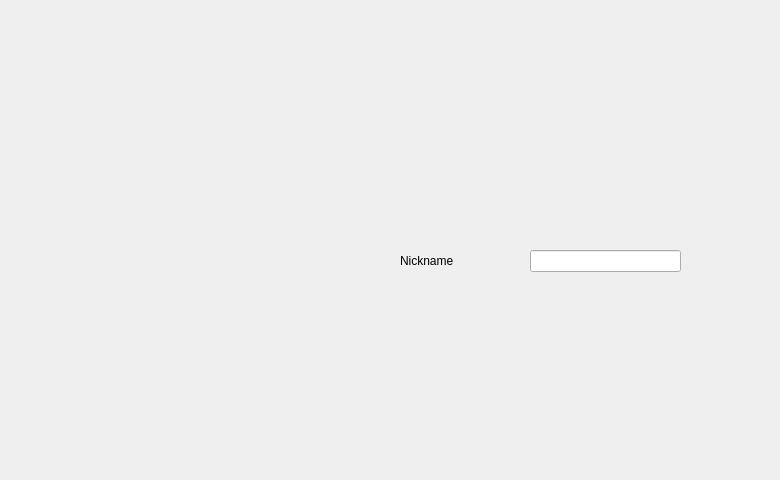
Qt form src/qt/forms/intficwindow.ui (slimcoin-project/Slimcoin) before a commit.
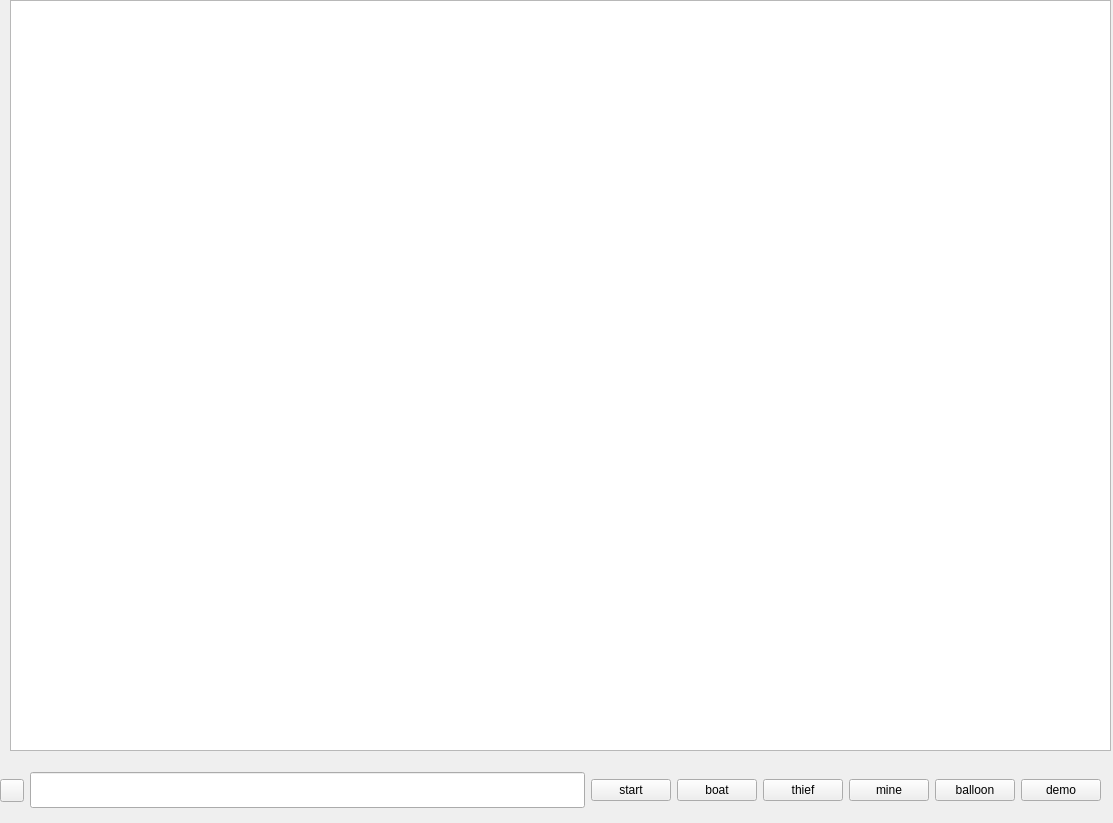
The same form after that commit. Icons and pictures are not drawn.

The edit to the form file:
```diff
--- a/src/qt/forms/intficwindow.ui
+++ b/src/qt/forms/intficwindow.ui
@@ -6,68 +6,165 @@
    <rect>
     <x>0</x>
     <y>0</y>
-    <width>780</width>
-    <height>480</height>
+    <width>1113</width>
+    <height>823</height>
    </rect>
   </property>
+  <property name="sizePolicy">
+   <sizepolicy hsizetype="Expanding" vsizetype="Expanding">
+    <horstretch>0</horstretch>
+    <verstretch>0</verstretch>
+   </sizepolicy>
+  </property>
+  <property name="font">
+   <font>
+    <pointsize>8</pointsize>
+   </font>
+  </property>
   <property name="windowTitle">
    <string>Intfic Window</string>
   </property>
+  <property name="styleSheet">
+   <string notr="true"/>
+  </property>
   <widget class="QWidget" name="intficmain">
-    <widget class="QWidget" name="layoutWidget">
-     <property name="geometry">
-      <rect>
-       <x>10</x>
-       <y>20</y>
-       <width>250</width>
-       <height>27</height>
-      </rect>
-     </property>
-     <layout class="QHBoxLayout" name="hide1">
-      <property name="spacing">
-       <number>7</number>
-      </property>
-      <item>
-       <spacer name="horizontalSpacer_4">
-        <property name="orientation">
-         <enum>Qt::Horizontal</enum>
-        </property>
-        <property name="sizeHint" stdset="0">
-         <size>
-          <width>40</width>
-          <height>20</height>
-         </size>
-        </property>
-       </spacer>
-      </item>
-     </layout>
-    </widget>
-    <widget class="QLineEdit" name="editPseudo">
-     <property name="geometry">
-      <rect>
-       <x>530</x>
-       <y>250</y>
-       <width>151</width>
-       <height>22</height>
-      </rect>
-     </property>
-     <property name="text">
-      <string/>
-     </property>
-    </widget>
-    <widget class="QLabel" name="label_5">
-     <property name="geometry">
-      <rect>
-       <x>400</x>
-       <y>250</y>
-       <width>82</width>
-       <height>21</height>
-      </rect>
-     </property>
-     <property name="text">
-      <string>Nickname</string>
-     </property>
-    </widget>
+   <property name="font">
+    <font>
+     <pointsize>9</pointsize>
+    </font>
+   </property>
+   <widget class="QWidget" name="verticalLayoutWidget">
+    <property name="geometry">
+     <rect>
+      <x>10</x>
+      <y>0</y>
+      <width>1101</width>
+      <height>751</height>
+     </rect>
+    </property>
+    <layout class="QVBoxLayout" name="verticalLayout">
+     <item>
+      <widget class="QTextBrowser" name="textBrowser">
+       <property name="font">
+        <font>
+         <family>Noto Mono</family>
+        </font>
+       </property>
+       <property name="acceptRichText">
+        <bool>false</bool>
+       </property>
+       <property name="textInteractionFlags">
+        <set>Qt::NoTextInteraction</set>
+       </property>
+       <property name="openLinks">
+        <bool>false</bool>
+       </property>
+      </widget>
+     </item>
+    </layout>
+   </widget>
+   <widget class="QWidget" name="horizontalLayoutWidget">
+    <property name="geometry">
+     <rect>
+      <x>0</x>
+      <y>760</y>
+      <width>1101</width>
+      <height>61</height>
+     </rect>
+    </property>
+    <layout class="QHBoxLayout" name="horizontalLayout">
+     <item>
+      <widget class="QToolButton" name="quitButton">
+       <property name="toolTip">
+        <string>Close window</string>
+       </property>
+       <property name="text">
+        <string/>
+       </property>
+       <property name="icon">
+        <iconset resource="../bitcoin.qrc">
+         <normaloff>:/icons/quit</normaloff>:/icons/quit</iconset>
+       </property>
+      </widget>
+     </item>
+     <item>
+      <widget class="QLineEdit" name="lineEdit">
+       <property name="sizePolicy">
+        <sizepolicy hsizetype="Expanding" vsizetype="Fixed">
+         <horstretch>0</horstretch>
+         <verstretch>0</verstretch>
+        </sizepolicy>
+       </property>
+       <property name="maximumSize">
+        <size>
+         <width>16777215</width>
+         <height>36</height>
+        </size>
+       </property>
+      </widget>
+     </item>
+     <item>
+      <widget class="QPushButton" name="startButton">
+       <property name="toolTip">
+        <string>Start afresh</string>
+       </property>
+       <property name="text">
+        <string>start</string>
+       </property>
+      </widget>
+     </item>
+     <item>
+      <widget class="QPushButton" name="boatButton">
+       <property name="toolTip">
+        <string>Magic Boat trip</string>
+       </property>
+       <property name="text">
+        <string>boat</string>
+       </property>
+      </widget>
+     </item>
+     <item>
+      <widget class="QPushButton" name="thiefButton">
+       <property name="toolTip">
+        <string>Killing the Thief</string>
+       </property>
+       <property name="text">
+        <string>thief</string>
+       </property>
+      </widget>
+     </item>
+     <item>
+      <widget class="QPushButton" name="mineButton">
+       <property name="toolTip">
+        <string>Diamond mining</string>
+       </property>
+       <property name="text">
+        <string>mine</string>
+       </property>
+      </widget>
+     </item>
+     <item>
+      <widget class="QPushButton" name="balloonButton">
+       <property name="toolTip">
+        <string>Balloon AND volcano</string>
+       </property>
+       <property name="text">
+        <string>balloon</string>
+       </property>
+      </widget>
+     </item>
+     <item>
+      <widget class="QPushButton" name="demoButton">
+       <property name="toolTip">
+        <string>Complete walkthrough, at readable speed</string>
+       </property>
+       <property name="text">
+        <string>demo</string>
+       </property>
+      </widget>
+     </item>
+    </layout>
+   </widget>
   </widget>
  </widget>
  <resources>
```
